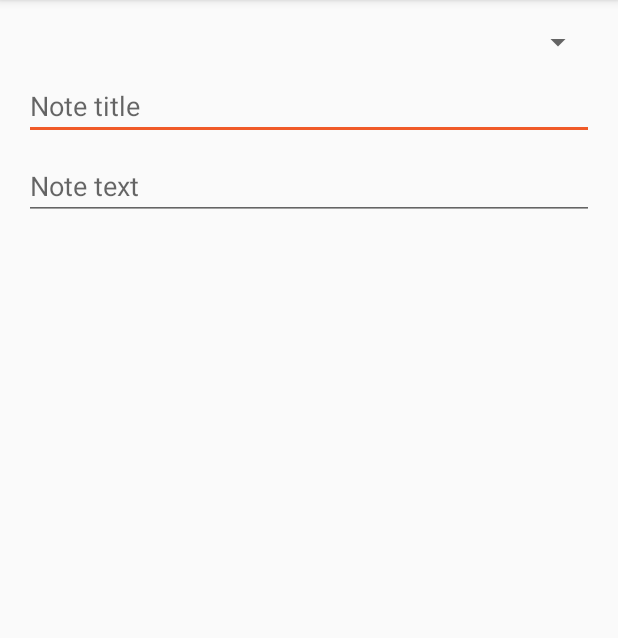
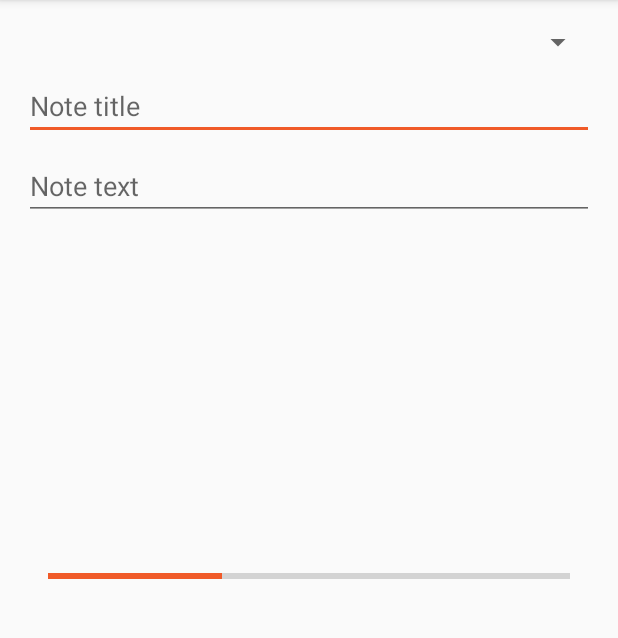
Before and after one commit to Neo-glitch/NoteKeeperAppPluralSight, an Android app: the screen it shows after launch (NoteActivity), after a tap on an icon or button, on a phone screen of 412 x 824 dp, the part 84-722 px from its top. Run offline under Robolectric (Android 15) with nearby library versions, the phone set to English and light mode, and no system bars.

Commit message:
done with android threading model

```diff
--- a/app/src/main/java/com/neo/notekeeperpluralsight/MainActivity.java
+++ b/app/src/main/java/com/neo/notekeeperpluralsight/MainActivity.java
@@ -9,7 +9,11 @@ import android.content.SharedPreferences;
 import android.database.Cursor;
 import android.database.sqlite.SQLiteDatabase;
 import android.os.Bundle;
+import android.os.Handler;
+import android.os.Looper;
+import android.os.StrictMode;
 import android.preference.PreferenceManager;
+import android.view.Gravity;
 import android.view.View;
 import android.view.Menu;
 import android.view.MenuItem;
@@ -50,6 +54,8 @@ public class MainActivity extends AppCompatActivity
         Toolbar toolbar =  findViewById(R.id.toolbar);
         setSupportActionBar(toolbar);
 
+        enableStrictMode();              // enables strictMode to prevent undesired operations
+
         mDbOpenHelper = new NoteKeeperOpenHelper(this);
 
         FloatingActionButton fab = findViewById(R.id.fab);
@@ -76,6 +82,19 @@ public class MainActivity extends AppCompatActivity
         initializeDisplayContent();
     }
 
+    /**
+     * creates StrictMode instance and set it
+     */
+    private void enableStrictMode() {
+        if(BuildConfig.DEBUG){   // true if app in debug build
+            StrictMode.ThreadPolicy policy = new StrictMode.ThreadPolicy.Builder()
+                    .detectAll()
+                    .penaltyLog()
+                    .build();
+            StrictMode.setThreadPolicy(policy);
+        }
+    }
+
     @Override
     protected void onDestroy() {
         mDbOpenHelper.close();
@@ -85,10 +104,21 @@ public class MainActivity extends AppCompatActivity
     @Override
     protected void onResume() {
         super.onResume();
+        getLoaderManager().restartLoader(LOADER_NOTES, null, this);
+        updateNavHeader();
 
-        getLoaderManager().restartLoader(LOADER_NOTES, null, this);
+        openDrawer();
+    }
 
-        updateNavHeader();
+    private void openDrawer() {
+        Handler handler = new Handler(Looper.getMainLooper());
+        handler.postDelayed(new Runnable() {     // handler.postDelayed is used to delay the drawer being open so user will see animation
+            @Override
+            public void run() {
+                DrawerLayout drawer = findViewById(R.id.drawer_layout);
+                drawer.openDrawer(GravityCompat.START);
+            }
+        }, 1000);
     }
 
 
--- a/app/src/main/java/com/neo/notekeeperpluralsight/NoteActivity.java
+++ b/app/src/main/java/com/neo/notekeeperpluralsight/NoteActivity.java
@@ -14,13 +14,18 @@ import android.os.Bundle;
 import android.util.Log;
 import android.view.Menu;
 import android.view.MenuItem;
+import android.view.View;
 import android.widget.EditText;
+import android.widget.LinearLayout;
+import android.widget.ProgressBar;
 import android.widget.SimpleCursorAdapter;
 import android.widget.Spinner;
 
 import androidx.appcompat.app.AppCompatActivity;
 import androidx.appcompat.widget.Toolbar;
+import androidx.coordinatorlayout.widget.CoordinatorLayout;
 
+import com.google.android.material.snackbar.Snackbar;
 import com.neo.notekeeperpluralsight.NoteKeeperProviderContract.Courses;
 import com.neo.notekeeperpluralsight.NoteKeeperProviderContract.Notes;
 
@@ -254,14 +259,67 @@ public class NoteActivity extends AppCompatActivity
     }
 
     private void createNewNote() {
-        final ContentValues values = new ContentValues();
+        AsyncTask<ContentValues, Integer, Uri> task = new AsyncTask<ContentValues, Integer, Uri>() {
+            // widgets
+            private ProgressBar mProgressBar;
+
+            @Override
+            protected void onPreExecute() {  // since on ui thread can get ref to ui widgets
+                mProgressBar = findViewById(R.id.progress_bar);
+                mProgressBar.setVisibility(View.VISIBLE);
+                mProgressBar.setProgress(1);            // init the progressBar with progress of 1
+            }
+
+            @Override
+            protected Uri doInBackground(ContentValues... contentValues) {
+                Log.d(TAG, "doInBackground: " + Thread.currentThread().getId());
+                ContentValues insertValues = contentValues[0];
+                Uri rowUri = getContentResolver().insert(Notes.CONTENT_URI, insertValues);
+
+                simulateLongRunningWork();                  // puts thread to sleep for 2 secs, # simulating longRunning tasks
+                publishProgress(2);                 // calls onProgressUpdate with val of 2
+                simulateLongRunningWork();
+                publishProgress(3);
+
+                return rowUri;        // returned to onPostExecute
+            }
+
+            @Override
+            protected void onProgressUpdate(Integer... values) {
+                int progressValue = values[0];
+                mProgressBar.setProgress(progressValue);
+            }
+
+            @Override
+            protected void onPostExecute(Uri uri) {
+                Log.d(TAG, "onPostExecute: " + Thread.currentThread().getId());
+                mNoteUri = uri;
+                displaySnackBar(mNoteUri.toString());      // shows a snackBar
+                mProgressBar.setVisibility(View.GONE);
+            }
+        };
+
+        ContentValues values = new ContentValues();
         // placeholder values before user fills in details to save in new note
         values.put(Notes.COLUMN_COURSE_ID, "");
         values.put(Notes.COLUMN_NOTE_TITLE, "");
         values.put(Notes.COLUMN_NOTE_TEXT, "");
 
-        mNoteUri = getContentResolver().insert(Notes.CONTENT_URI, values);
-        Log.d(TAG, "createNewNote: new note Uri: " + mNoteUri);
+        Log.d(TAG, "call to execute: " + Thread.currentThread().getId());
+        task.execute(values);
+    }
+
+    private void simulateLongRunningWork() {
+        try {
+            Thread.sleep(2000);
+        } catch (InterruptedException e) {
+            e.printStackTrace();
+        }
+    }
+
+    private void displaySnackBar(String noteUri) {
+        View view = findViewById(R.id.spinner_courses);     // just to get a view inorder to displaySnackBar
+        Snackbar.make(view, noteUri, Snackbar.LENGTH_LONG).show();
     }
 
     @Override
--- a/app/src/main/res/layout/content_note.xml
+++ b/app/src/main/res/layout/content_note.xml
@@ -8,6 +8,22 @@
     app:layout_behavior="@string/appbar_scrolling_view_behavior"
     tools:context=".NoteActivity"
     tools:showIn="@layout/activity_note">
+
+    <ProgressBar
+        android:id="@+id/progress_bar"
+        style="?android:attr/progressBarStyleHorizontal"
+        android:layout_width="0dp"
+        android:layout_height="wrap_content"
+        android:layout_marginBottom="8dp"
+        android:layout_marginLeft="32dp"
+        android:layout_marginRight="32dp"
+        android:layout_marginTop="8dp"
+        android:max="3"
+        android:visibility="gone"
+        app:layout_constraintBottom_toBottomOf="parent"
+        app:layout_constraintLeft_toLeftOf="parent"
+        app:layout_constraintRight_toRightOf="parent"
+        app:layout_constraintTop_toTopOf="parent"/>
 
     <Spinner
         android:id="@+id/spinner_courses"
```
